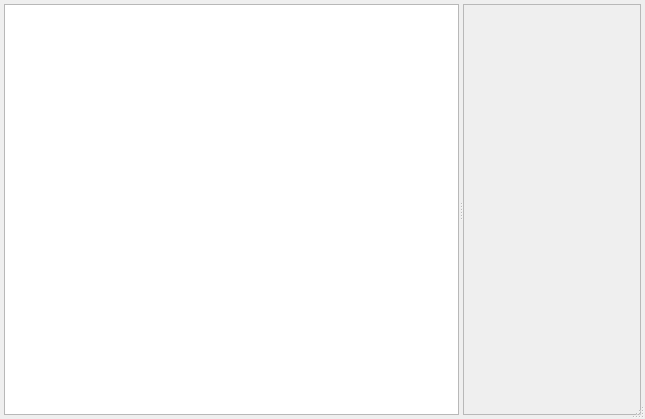
Old version of the form tools/browser/browser.ui in the repository t-weber/magtools.
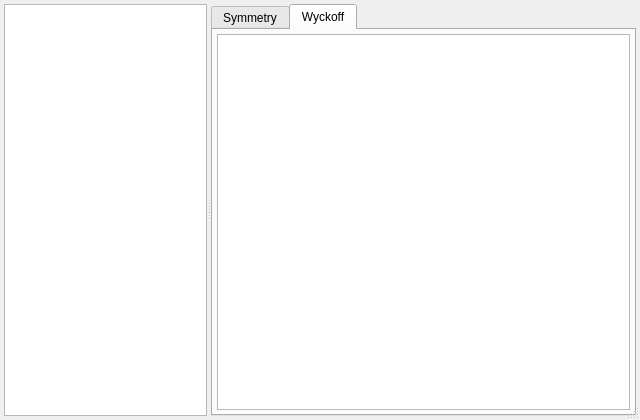
New version of the form. The open tabs and pages were chosen to show the change.

Commit message: continued with space group browser

```diff
--- a/tools/browser/browser.ui
+++ b/tools/browser/browser.ui
@@ -6,8 +6,8 @@
    <rect>
     <x>0</x>
     <y>0</y>
-    <width>645</width>
-    <height>419</height>
+    <width>640</width>
+    <height>420</height>
    </rect>
   </property>
   <property name="windowTitle">
@@ -41,6 +41,12 @@
       <enum>Qt::Horizontal</enum>
      </property>
      <widget class="QTreeWidget" name="m_pTree">
+      <property name="sizePolicy">
+       <sizepolicy hsizetype="Expanding" vsizetype="Expanding">
+        <horstretch>1</horstretch>
+        <verstretch>1</verstretch>
+       </sizepolicy>
+      </property>
       <property name="showDropIndicator" stdset="0">
        <bool>false</bool>
       </property>
@@ -53,14 +59,106 @@
       <attribute name="headerVisible">
        <bool>false</bool>
       </attribute>
+      <column>
+       <property name="text">
+        <string notr="true">1</string>
+       </property>
+      </column>
      </widget>
-     <widget class="QFrame" name="frame">
-      <property name="frameShape">
-       <enum>QFrame::StyledPanel</enum>
+     <widget class="QTabWidget" name="tabWidget">
+      <property name="sizePolicy">
+       <sizepolicy hsizetype="Expanding" vsizetype="Expanding">
+        <horstretch>2</horstretch>
+        <verstretch>1</verstretch>
+       </sizepolicy>
       </property>
-      <property name="frameShadow">
-       <enum>QFrame::Sunken</enum>
+      <property name="currentIndex">
+       <number>0</number>
       </property>
+      <widget class="QWidget" name="tabSym">
+       <attribute name="title">
+        <string>Symmetry</string>
+       </attribute>
+       <layout class="QGridLayout" name="gridLayout_2">
+        <property name="leftMargin">
+         <number>4</number>
+        </property>
+        <property name="topMargin">
+         <number>4</number>
+        </property>
+        <property name="rightMargin">
+         <number>4</number>
+        </property>
+        <property name="bottomMargin">
+         <number>4</number>
+        </property>
+        <property name="spacing">
+         <number>2</number>
+        </property>
+        <item row="0" column="0">
+         <widget class="QListWidget" name="m_pSymOps">
+          <property name="showDropIndicator" stdset="0">
+           <bool>false</bool>
+          </property>
+          <property name="defaultDropAction">
+           <enum>Qt::IgnoreAction</enum>
+          </property>
+          <property name="alternatingRowColors">
+           <bool>true</bool>
+          </property>
+          <property name="wordWrap">
+           <bool>false</bool>
+          </property>
+         </widget>
+        </item>
+       </layout>
+      </widget>
+      <widget class="QWidget" name="tabWyc">
+       <attribute name="title">
+        <string>Wyckoff</string>
+       </attribute>
+       <layout class="QGridLayout" name="gridLayout_3">
+        <property name="leftMargin">
+         <number>4</number>
+        </property>
+        <property name="topMargin">
+         <number>4</number>
+        </property>
+        <property name="rightMargin">
+         <number>4</number>
+        </property>
+        <property name="bottomMargin">
+         <number>4</number>
+        </property>
+        <property name="spacing">
+         <number>2</number>
+        </property>
+        <item row="0" column="0">
+         <widget class="QTreeWidget" name="m_pWyc">
+          <property name="showDropIndicator" stdset="0">
+           <bool>false</bool>
+          </property>
+          <property name="alternatingRowColors">
+           <bool>true</bool>
+          </property>
+          <property name="allColumnsShowFocus">
+           <bool>true</bool>
+          </property>
+          <property name="columnCount">
+           <number>1</number>
+          </property>
+          <attribute name="headerVisible">
+           <bool>false</bool>
+          </attribute>
+          <column>
+           <property name="text">
+            <string notr="true">1</string>
+           </property>
+          </column>
+         </widget>
+        </item>
+       </layout>
+      </widget>
      </widget>
     </widget>
    </item>
```
Left out of the diff: 6 changed lines with no effect on the pictures. The commit also changes 4 other files.
